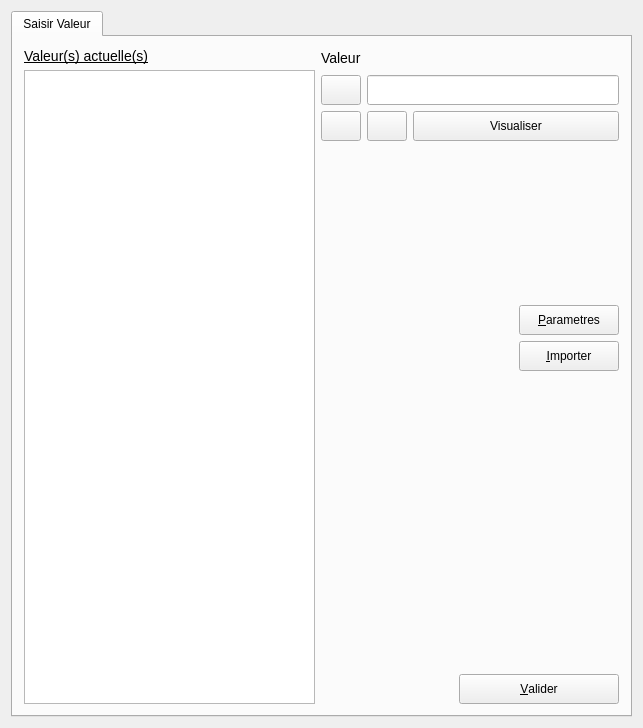
The window that UiQT4/desPlusieursBase.ui (SalomePlatform/eficas_tools) describes before a commit, drawn with Qt 5.
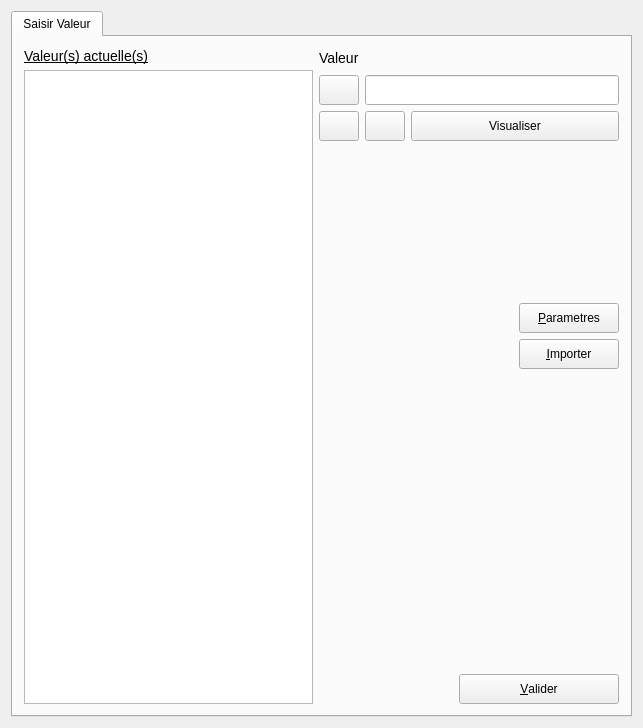
The same window after the commit. Icons and pictures are not drawn.

What changed in the file:
```diff
--- a/UiQT4/desPlusieursBase.ui
+++ b/UiQT4/desPlusieursBase.ui
@@ -317,8 +317,8 @@
         <widget class="QLabel" name="Commentaire">
          <property name="minimumSize">
           <size>
-           <width>298</width>
-           <height>61</height>
+           <width>300</width>
+           <height>150</height>
           </size>
          </property>
          <property name="text">
```
Left out of the diff: 64 changed lines with no effect on the pictures.
